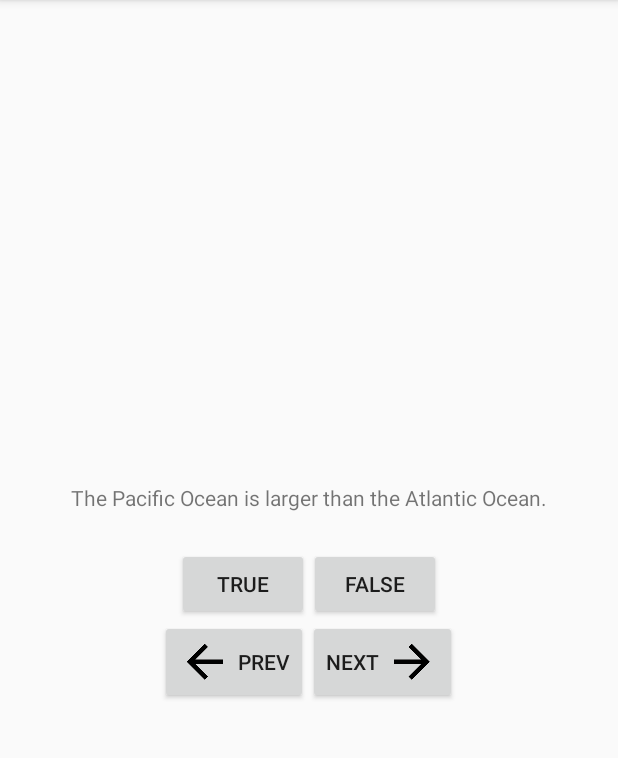
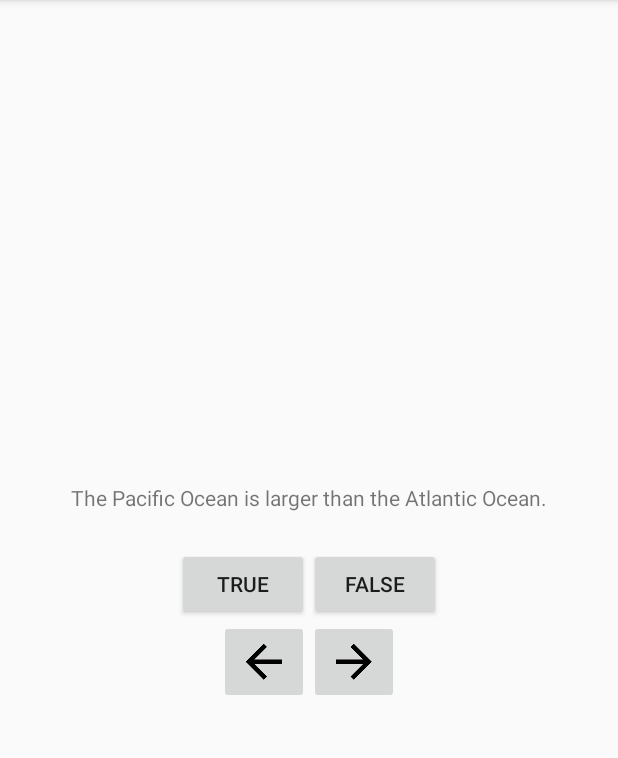
Before and after one commit to andersmurphy/geo-quiz, an Android app: the screen it shows after launch (QuizActivity), on a phone screen of 412 x 824 dp, the part 84-842 px from its top. Run offline under Robolectric (Android 15) with nearby library versions, the phone set to English and light mode, and no system bars.

Commit message:
replaces previous and next buttons with image buttons.

```diff
--- a/app/src/main/java/com/example/anders/geoquiz/QuizActivity.java
+++ b/app/src/main/java/com/example/anders/geoquiz/QuizActivity.java
@@ -4,6 +4,7 @@ import android.os.Bundle;
 import android.support.v7.app.ActionBarActivity;
 import android.view.View;
 import android.widget.Button;
+import android.widget.ImageButton;
 import android.widget.TextView;
 import android.widget.Toast;
 
@@ -22,8 +23,8 @@ public class QuizActivity extends ActionBarActivity implements QuizView {
 
     private Button trueButton;
     private Button falseButton;
-    private Button nextButton;
-    private Button previousButton;
+    private ImageButton nextButton;
+    private ImageButton previousButton;
 
     private TextView questionTextView;
 
@@ -55,10 +56,10 @@ public class QuizActivity extends ActionBarActivity implements QuizView {
         falseButton = (Button) findViewById(R.id.false_button);
         falseButton.setOnClickListener(falseButtonOnClickListener());
 
-        nextButton = (Button) findViewById(R.id.next_button);
+        nextButton = (ImageButton) findViewById(R.id.next_button);
         nextButton.setOnClickListener(nextButtonOnClickListener());
 
-        previousButton = (Button) findViewById(R.id.previous_button);
+        previousButton = (ImageButton) findViewById(R.id.previous_button);
         previousButton.setOnClickListener(previousButtonOnClickListener());
 
     }
--- a/app/src/main/res/layout/activity_quiz.xml
+++ b/app/src/main/res/layout/activity_quiz.xml
@@ -36,22 +36,17 @@
         android:layout_height="wrap_content"
         android:orientation="horizontal">
 
-        <Button
+        <ImageButton
             android:id="@+id/previous_button"
             android:layout_width="wrap_content"
             android:layout_height="wrap_content"
-            android:text="@string/previous_button"
-            android:drawableLeft="@drawable/ic_arrow_back_black"
-            android:drawablePadding="4dp"
-            />
+            android:src="@drawable/ic_arrow_back_black" />
 
-        <Button
+        <ImageButton
             android:id="@+id/next_button"
             android:layout_width="wrap_content"
             android:layout_height="wrap_content"
-            android:text="@string/next_button"
-            android:drawableRight="@drawable/ic_arrow_forward_black"
-            android:drawablePadding="4dp"/>
+            android:src="@drawable/ic_arrow_forward_black" />
 
     </LinearLayout>
 
```
